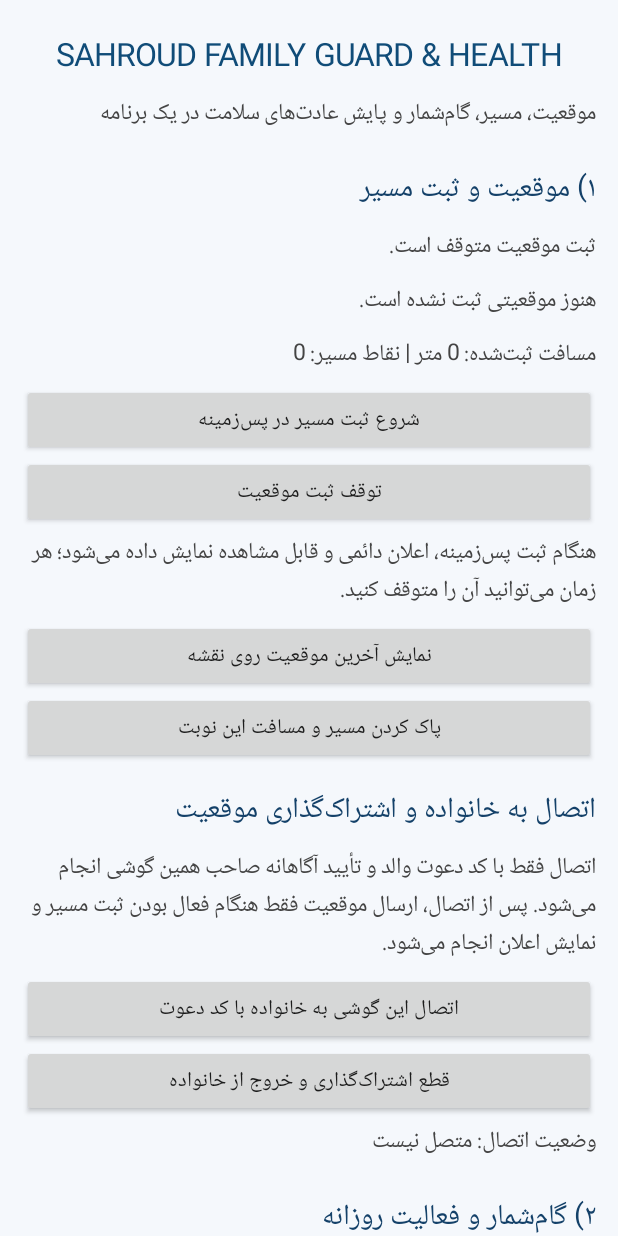
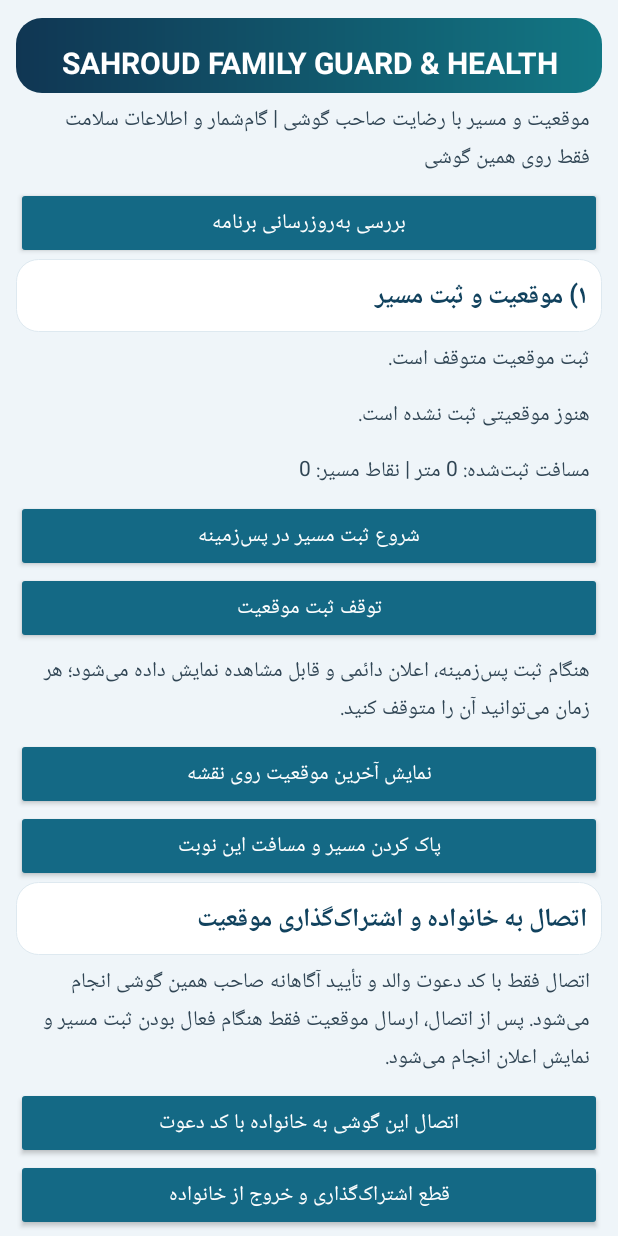
Before and after one commit to sahroud/danky, an Android app: the screen it shows after launch (MainActivity), on a phone screen of 412 x 824 dp. Run offline under Robolectric (Android 15) with nearby library versions, the phone set to English and light mode, and no system bars; 3 statements that could not run were skipped.

Commit message:
Refresh Android family app UI and add consent-based release update check

```diff
--- a/family-guard/android/app/src/main/java/ir/sahroud/familyguard/MainActivity.kt
+++ b/family-guard/android/app/src/main/java/ir/sahroud/familyguard/MainActivity.kt
@@ -10,12 +10,16 @@ import android.content.IntentFilter
 import android.os.Build
 import android.content.pm.PackageManager
 import android.graphics.Color
+import android.graphics.drawable.GradientDrawable
+import android.content.res.ColorStateList
 import android.hardware.Sensor
 import android.hardware.SensorManager
 import android.location.Location
 import android.location.LocationManager
 import android.net.Uri
 import android.os.Bundle
+import android.os.Handler
+import android.os.Looper
 import android.view.Gravity
 import android.widget.Button
 import android.widget.EditText
@@ -56,34 +60,53 @@ class MainActivity : Activity() {
 
         val root = LinearLayout(this).apply {
             orientation = LinearLayout.VERTICAL
-            setPadding(22, 24, 22, 28)
-            setBackgroundColor(Color.rgb(245, 248, 252))
+            setPadding(16, 18, 16, 28)
+            setBackgroundColor(Color.rgb(239, 245, 249))
         }
         fun heading(text: String): TextView = TextView(this).apply {
             this.text = text
-            textSize = 19f
-            setTextColor(Color.rgb(20, 65, 105))
-            setPadding(0, 22, 0, 8)
+            textSize = 17f
+            typeface = android.graphics.Typeface.DEFAULT_BOLD
+            setTextColor(Color.rgb(17, 66, 94))
+            setPadding(15, 17, 15, 13)
+            background = GradientDrawable().apply {
+                setColor(Color.WHITE)
+                cornerRadius = 22f
+                setStroke(1, Color.rgb(222, 233, 240))
+            }
         }
         fun body(text: String): TextView = TextView(this).apply {
             this.text = text
-            textSize = 15f
-            setTextColor(Color.DKGRAY)
-            setPadding(0, 6, 0, 10)
+            textSize = 14f
+            setTextColor(Color.rgb(48, 69, 84))
+            setPadding(12, 9, 12, 11)
+            setLineSpacing(3f, 1f)
         }
         fun action(text: String, click: () -> Unit) = Button(this).apply {
             this.text = text
+            isAllCaps = false
+            textSize = 14f
+            minHeight = 52
+            setTextColor(Color.WHITE)
+            backgroundTintList = ColorStateList.valueOf(Color.rgb(20, 105, 133))
+            setPadding(14, 8, 14, 8)
             setOnClickListener { click() }
         }
 
         root.addView(TextView(this).apply {
             text = "SAHROUD FAMILY GUARD & HEALTH"
-            textSize = 21f
-            setTextColor(Color.rgb(16, 76, 120))
+            textSize = 20f
+            typeface = android.graphics.Typeface.DEFAULT_BOLD
+            setTextColor(Color.WHITE)
             gravity = Gravity.CENTER
-            setPadding(0, 8, 0, 14)
+            setPadding(16, 24, 16, 10)
+            background = GradientDrawable(
+                GradientDrawable.Orientation.LEFT_RIGHT,
+                intArrayOf(Color.rgb(16, 54, 83), Color.rgb(18, 119, 132))
+            ).apply { cornerRadius = 26f }
         })
-        root.addView(body("موقعیت، مسیر، گام‌شمار و پایش عادت‌های سلامت در یک برنامه"))
+        root.addView(body("موقعیت و مسیر با رضایت صاحب گوشی | گام‌شمار و اطلاعات سلامت فقط روی همین گوشی"))
+        root.addView(action("بررسی به‌روزرسانی برنامه") { checkForUpdates(true) })
         root.addView(heading("۱) موقعیت و ثبت مسیر"))
         statusText = body("ثبت موقعیت خاموش است. با آگاهی و اجازه خودتان شروع کنید.")
         locationText = body("هنوز موقعیتی ثبت نشده است.")
@@ -140,6 +163,61 @@ class MainActivity : Activity() {
         refreshHealth()
         refreshStepsText()
         restoreRouteDisplay()
+        checkForUpdates(false)
+    }
+
+
+    // Offers official releases. Installing over the existing package preserves
+    // local data; the user confirms the release page and Android installer.
+    private fun checkForUpdates(showUpToDate: Boolean) {
+        Thread {
+            try {
+                val connection = java.net.URL("https://api.github.com/repos/sahroud/danky/releases/latest")
+                    .openConnection() as java.net.HttpURLConnection
+                connection.connectTimeout = 8000
+                connection.readTimeout = 8000
+                connection.setRequestProperty("Accept", "application/vnd.github+json")
+                connection.setRequestProperty("User-Agent", "SAHROUD-FAMILY-GUARD")
+                val code = connection.responseCode
+                if (code !in 200..299) throw IllegalStateException("HTTP $code")
+                val json = org.json.JSONObject(connection.inputStream.bufferedReader().use { it.readText() })
+                connection.disconnect()
+                val tag = json.optString("tag_name", "")
+                val releaseUrl = json.optString("html_url", "https://github.com/sahroud/danky/releases")
+                val latest = Regex("(\\d+)\\.(\\d+)\\.(\\d+)").find(tag)?.groupValues?.drop(1)?.map { it.toInt() }
+                    ?: return@Thread
+                @Suppress("DEPRECATION")
+                val currentName = packageManager.getPackageInfo(packageName, 0).versionName ?: "0.0.0"
+                val current = Regex("(\\d+)\\.(\\d+)\\.(\\d+)").find(currentName)?.groupValues?.drop(1)?.map { it.toInt() }
+                    ?: listOf(0, 0, 0)
+                val newer = (0..2).firstNotNullOfOrNull { i ->
+                    when {
+                        latest[i] > current.getOrElse(i) { 0 } -> true
+                        latest[i] < current.getOrElse(i) { 0 } -> false
+                        else -> null
+                    }
+                } ?: false
+                runOnUiThread {
+                    if (isFinishing || isDestroyed) return@runOnUiThread
+                    if (newer) {
+                        AlertDialog.Builder(this)
+                            .setTitle("نسخه جدید برنامه آماده است")
+                            .setMessage("نسخه $tag منتشر شده است. صفحه دریافت رسمی باز شود؟\\n\\nبرای حفظ اطلاعات، برنامه قبلی را حذف نکنید؛ نسخه جدید را روی همان برنامه نصب کنید.")
+                            .setNegativeButton("بعداً", null)
+                            .setPositiveButton("مشاهده و دریافت") { _, _ ->
+                                try { startActivity(Intent(Intent.ACTION_VIEW, Uri.parse(releaseUrl))) }
+                                catch (_: Exception) { Toast.makeText(this, "بازکردن صفحه دریافت ممکن نشد.", Toast.LENGTH_LONG).show() }
+                            }.show()
+                    } else if (showUpToDate) {
+                        Toast.makeText(this, "برنامه به‌روز است.", Toast.LENGTH_SHORT).show()
+                    }
+                }
+            } catch (_: Exception) {
+                if (showUpToDate) runOnUiThread {
+                    Toast.makeText(this, "بررسی نسخه ممکن نشد؛ اتصال اینترنت را بررسی کنید.", Toast.LENGTH_LONG).show()
+                }
+            }
+        }.start()
     }
 
     private val locationReceiver = object : BroadcastReceiver() {
```
